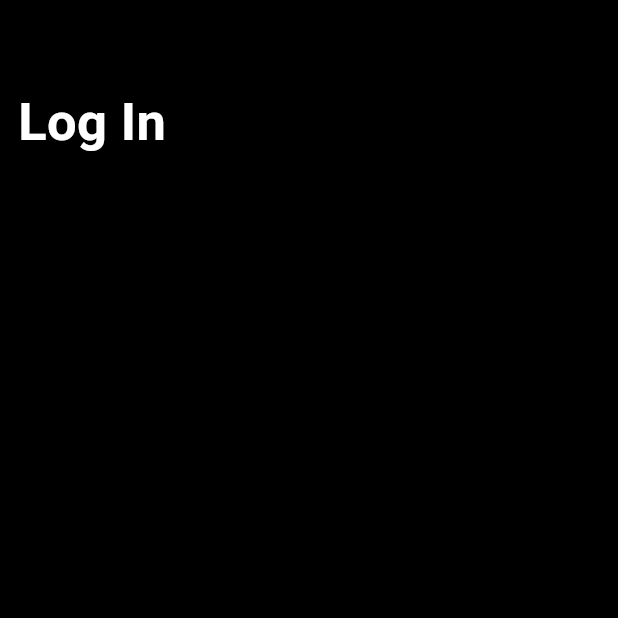
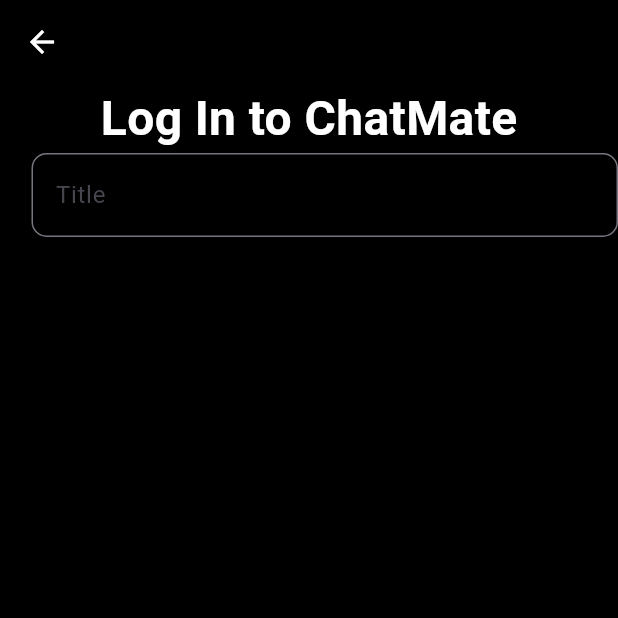
Before and after one commit to DeepakGunpal/chat-mate, a Flutter app: the Login screen opened directly, on a phone screen of 412 x 824 dp, the top half of it. Run offline on Flutter 3.47's test engine with Material 3 defaults, Android fonts, the phone set to English and light mode, and no system bars; our stand-ins replace google_fonts.

Commit message:
Start with form. minor changes done

```diff
--- a/lib/Screens/login.dart
+++ b/lib/Screens/login.dart
@@ -13,22 +13,41 @@ class _LoginState extends State<Login> {
       backgroundColor: Colors.black,
       appBar: AppBar(
         backgroundColor: Colors.black,
-        automaticallyImplyLeading: false,
+        // automaticallyImplyLeading: false,
+        foregroundColor: Colors.white,
       ),
       body: const Column(
         children: [
+          Column(
+            children: [
+              Padding(
+                padding: EdgeInsets.fromLTRB(0, 0, 0, 0),
+                child: Text(
+                  'Log In to ChatMate',
+                  style: TextStyle(
+                      color: Colors.white,
+                      fontSize: 32,
+                      fontWeight: FontWeight.bold),
+                ),
+              )
+            ],
+          ),
           Padding(
-            padding: EdgeInsets.fromLTRB(12.0, 0, 0, 0),
+            padding: EdgeInsets.fromLTRB(21, 0, 0, 0),
             child: Column(
               children: [
-                Text(
-                  'Log In',
-                  style: TextStyle(
-                      color: Colors.white,
-                      fontSize: 35,
-                      fontWeight: FontWeight.bold),
+                TextField(
+                  //  controller: _titleController,
+                  decoration: InputDecoration(
+                    labelText: 'Title',
+                    hintText: 'Add name of the place',
+                    hintTextDirection: TextDirection.rtl,
+                    hintStyle: TextStyle(color: Colors.grey),
+                    border: OutlineInputBorder(
+                        borderRadius: BorderRadius.all(Radius.circular(10))),
+                  ),
+                  // style: GoogleFonts.aBeeZee(color: Colors.white,fontSize: 20),
                 ),
-                // Form(child: )
               ],
             ),
           )
```
